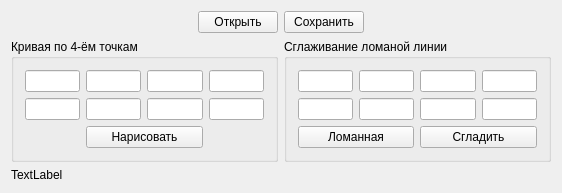
Qt form ComputerGraphicLab2/lab2.ui (AiK312/Computer-Graphics) before a commit.
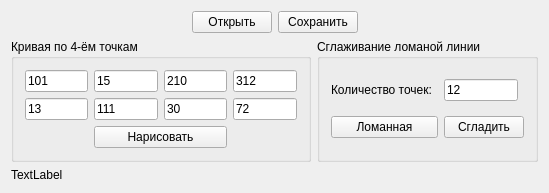
The same form after that commit.

Diff of the .ui file:
```diff
--- a/ComputerGraphicLab2/lab2.ui
+++ b/ComputerGraphicLab2/lab2.ui
@@ -6,8 +6,8 @@
    <rect>
     <x>0</x>
     <y>0</y>
-    <width>562</width>
-    <height>178</height>
+    <width>549</width>
+    <height>177</height>
    </rect>
   </property>
   <property name="windowTitle">
@@ -15,6 +15,8 @@
   </property>
   <layout class="QGridLayout" name="gridLayout_3">
    <item row="0" column="0">
+    <layout class="QVBoxLayout" name="verticalLayout">
+     <item>
     <layout class="QHBoxLayout" name="horizontalLayout">
      <item>
       <spacer name="horizontalSpacer">
@@ -58,7 +60,7 @@
      </item>
     </layout>
    </item>
-   <item row="1" column="0">
+     <item>
     <layout class="QHBoxLayout" name="horizontalLayout_2">
      <item>
       <widget class="QGroupBox" name="groupBox">
@@ -67,28 +69,60 @@
        </property>
        <layout class="QGridLayout" name="gridLayout">
         <item row="0" column="1">
-         <widget class="QLineEdit" name="lineSecondX"/>
+           <widget class="QLineEdit" name="lineSecondX">
+            <property name="text">
+             <string>15</string>
+            </property>
+           </widget>
         </item>
         <item row="0" column="2">
-         <widget class="QLineEdit" name="lineThirdX"/>
+           <widget class="QLineEdit" name="lineThirdX">
+            <property name="text">
+             <string>210</string>
+            </property>
+           </widget>
         </item>
         <item row="0" column="3">
-         <widget class="QLineEdit" name="lineFourX"/>
+           <widget class="QLineEdit" name="lineFourX">
+            <property name="text">
+             <string>312</string>
+            </property>
+           </widget>
         </item>
         <item row="0" column="0">
-         <widget class="QLineEdit" name="lineFirstX"/>
+           <widget class="QLineEdit" name="lineFirstX">
+            <property name="text">
+             <string>101</string>
+            </property>
+           </widget>
         </item>
         <item row="1" column="1">
-         <widget class="QLineEdit" name="lineSecondY"/>
+           <widget class="QLineEdit" name="lineSecondY">
+            <property name="text">
+             <string>111</string>
+            </property>
+           </widget>
         </item>
         <item row="1" column="2">
-         <widget class="QLineEdit" name="lineThirdY"/>
+           <widget class="QLineEdit" name="lineThirdY">
+            <property name="text">
+             <string>30</string>
+            </property>
+           </widget>
         </item>
         <item row="1" column="3">
-         <widget class="QLineEdit" name="lineFourY"/>
+           <widget class="QLineEdit" name="lineFourY">
+            <property name="text">
+             <string>72</string>
+            </property>
+           </widget>
         </item>
         <item row="1" column="0">
-         <widget class="QLineEdit" name="lineFirstY"/>
+           <widget class="QLineEdit" name="lineFirstY">
+            <property name="text">
+             <string>13</string>
+            </property>
+           </widget>
         </item>
         <item row="2" column="1" colspan="2">
          <widget class="QPushButton" name="pushButton_3">
@@ -106,50 +140,40 @@
         <string>Сглаживание ломаной линии</string>
        </property>
        <layout class="QGridLayout" name="gridLayout_2">
-        <item row="0" column="0">
-         <widget class="QLineEdit" name="lineX1"/>
-        </item>
-        <item row="0" column="1">
-         <widget class="QLineEdit" name="lineX2"/>
-        </item>
         <item row="0" column="2">
-         <widget class="QLineEdit" name="lineX3"/>
-        </item>
-        <item row="0" column="3">
-         <widget class="QLineEdit" name="lineX4"/>
-        </item>
-        <item row="1" column="0">
-         <widget class="QLineEdit" name="lineY1"/>
-        </item>
-        <item row="1" column="1">
-         <widget class="QLineEdit" name="lineY2"/>
-        </item>
-        <item row="1" column="2">
-         <widget class="QLineEdit" name="lineY3"/>
-        </item>
-        <item row="1" column="3">
-         <widget class="QLineEdit" name="lineY4"/>
-        </item>
-        <item row="2" column="0" colspan="2">
-         <widget class="QPushButton" name="polylineButton">
+           <widget class="QLineEdit" name="pointCount">
           <property name="text">
-           <string>Ломанная</string>
+             <string>12</string>
           </property>
          </widget>
         </item>
-        <item row="2" column="2" colspan="2">
+          <item row="1" column="2" colspan="2">
          <widget class="QPushButton" name="antialiasingButton">
           <property name="text">
            <string>Сгладить</string>
           </property>
          </widget>
         </item>
+          <item row="1" column="0" colspan="2">
+           <widget class="QPushButton" name="polylineButton">
+            <property name="text">
+             <string>Ломанная</string>
+            </property>
+           </widget>
+          </item>
+          <item row="0" column="0">
+           <widget class="QLabel" name="label_2">
+            <property name="text">
+             <string>Количество точек:</string>
+            </property>
+           </widget>
+          </item>
        </layout>
       </widget>
      </item>
     </layout>
    </item>
-   <item row="2" column="0">
+     <item>
     <widget class="QLabel" name="label">
      <property name="text">
       <string>TextLabel</string>
@@ -157,6 +181,8 @@
     </widget>
    </item>
   </layout>
+   </item>
+  </layout>
  </widget>
  <layoutdefault spacing="6" margin="11"/>
  <tabstops>
```
Left out of the diff: 9 changed lines with no effect on the pictures. Lines whose indentation alone changed are shown as unchanged.
